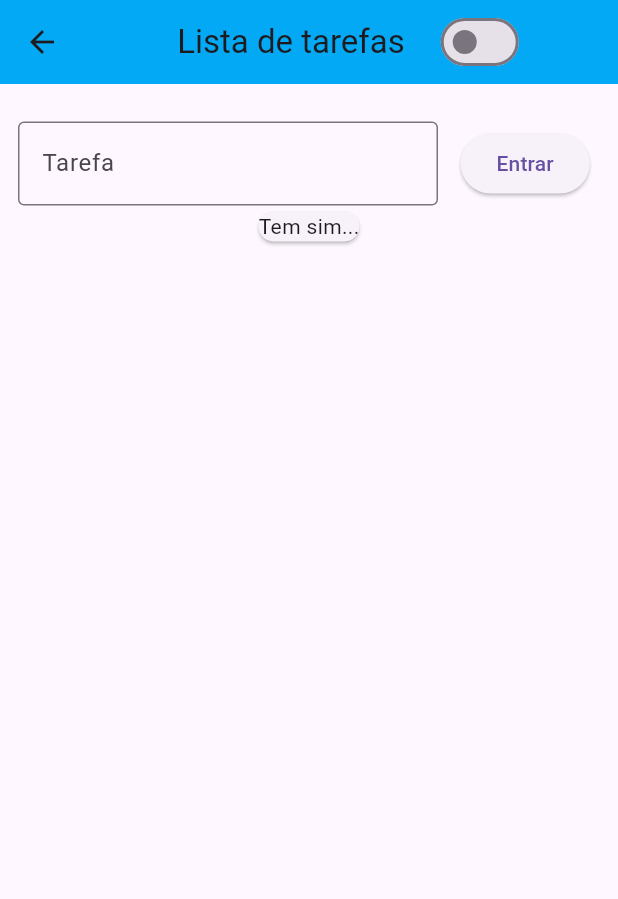
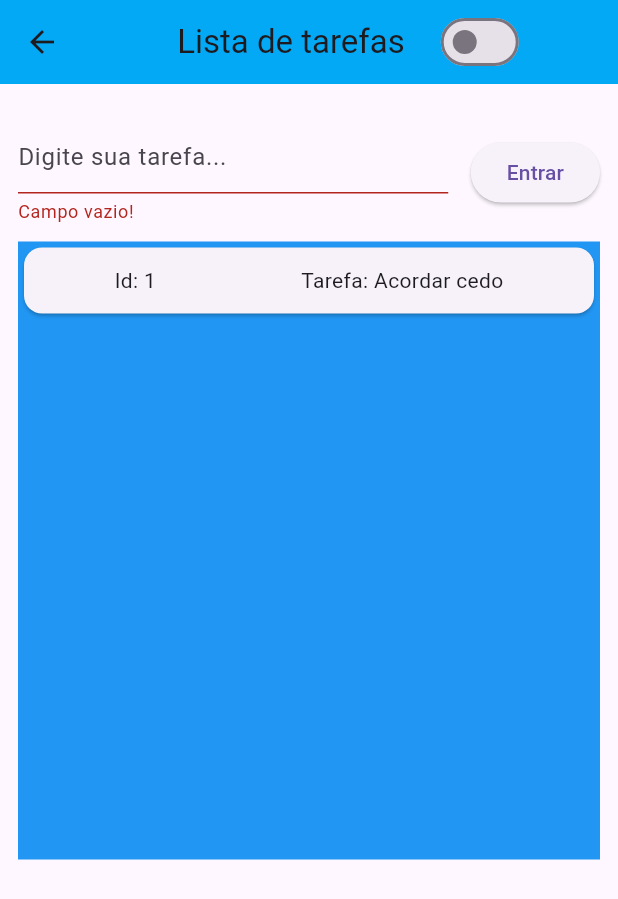
Before and after one commit to Gustavocurty/ThemeApp, a Flutter app: the HomePage screen opened by its route, after a tap on "Entrar", on a phone screen of 412 x 824 dp. Shown: the top 899 px of the screen. Run offline on Flutter 3.47's test engine with Material 3 defaults, Android fonts, the phone set to English and light mode, and no system bars.

Commit message:
Atualização 21/05

```diff
--- /dev/null
+++ b/lib/Screens/home_page.dart
@@ -0,0 +1,109 @@
+// ignore_for_file: prefer_const_constructors
+
+import 'package:clima_app_flutter/components/CustomSwitch.dart';
+import 'package:clima_app_flutter/components/card_tarefas.dart';
+import 'package:flutter/material.dart';
+import 'package:flutter/widgets.dart';
+
+class HomePage extends StatefulWidget{
+  // ignore: prefer_const_constructors_in_immutables
+  HomePage({super.key});
+
+  @override
+  State<HomePage> createState() {
+    return HomePageState();
+  }
+
+}
+
+class HomePageState extends State<HomePage> {
+  List<String> dataList = [];
+  String tarefa = '';
+  final GlobalKey<FormState> _formKey = GlobalKey<FormState>();
+
+  @override
+  Widget build(BuildContext context) {
+    return Scaffold(
+      appBar: AppBar(
+        title: Row(
+          mainAxisAlignment: MainAxisAlignment.center,
+          children: [
+            Text('Lista de tarefas'),
+            SizedBox(width: 20),
+            CustomSwitch()
+        ],),
+        backgroundColor: Colors.lightBlue,
+      ),
+
+      body: Padding(
+        padding: const EdgeInsets.only(left: 12, right: 12, top: 25, bottom: 12),
+        child: SizedBox(
+          width: MediaQuery.of(context).size.width,
+          height: MediaQuery.of(context).size.height,
+          child: Column(
+            children: [
+              Form(
+                key: _formKey,
+                child: Row(
+                  children: [
+                    Expanded(    //  preenche o restante da tela
+                      child: TextFormField(
+                        decoration: InputDecoration(
+                          hintText: 'Digite sua tarefa...'
+                        ),
+                        keyboardType: TextInputType.text,
+                        onChanged: (value) {
+                          setState(() {
+                            tarefa = value;
+                          });
+                        },
+                        validator: (value) {
+                          if((value?.trim() ?? '').isEmpty) {
+                            return 'Campo vazio!';
+                          }
+                          return null;
+                        },
+                      ),
+                    ),
+
+                    SizedBox(width: 15),  // Espaçamento sobre os componentes
+
+                    ElevatedButton(
+                      onPressed: () {
+                        if (_formKey.currentState!.validate()) {
+                          setState(() {
+                            dataList.add(tarefa);
+                          });
+                        }
+                      },
+                      child: Text('Entrar'),
+                    ),
+                  ],
+                ),
+              ),
+
+              SizedBox(height: 12),  // Espaçamento sobre os componentes
+
+              Container(
+                width: MediaQuery.of(context).size.width,
+                height: MediaQuery.of(context).size.width,
+                color: Colors.blue,
+                child: Column(
+                  children: [
+                    dataList.isEmpty ?
+                    CardTarefa()
+                    :
+                    Card(
+                      child: Text('Fazer: $dataList'),
+                    )
+                  ],
+                ),
+              ),
+
+            ],
+          ),
+        ),
+      ),
+    );
+  }
+}
--- a/lib/app_widget.dart
+++ b/lib/app_widget.dart
@@ -1,10 +1,10 @@
 // ignore_for_file: prefer_const_constructors
 
 import 'package:clima_app_flutter/app_controller.dart';
-import 'package:clima_app_flutter/login_page.dart';
+import 'package:clima_app_flutter/Screens/login_page.dart';
 import 'package:flutter/material.dart';
 
-import 'home_page.dart';
+import 'Screens/home_page.dart';
 
 
 class AppWidget extends StatelessWidget {
--- /dev/null
+++ b/lib/components/card_tarefas.dart
@@ -0,0 +1,22 @@
+import 'package:flutter/material.dart';
+
+class CardTarefa extends StatelessWidget {
+  const CardTarefa({super.key});
+
+  @override
+  Widget build(BuildContext context) {
+    return const Card(
+        child: Padding(
+          padding: EdgeInsets.all(12.0),
+          child: Row(
+                mainAxisAlignment: MainAxisAlignment.spaceAround,
+
+                children: [
+                  Text('Id: 1'),
+                  Text('Tarefa: Acordar cedo'),
+                ],
+              ),
+        ),
+      );
+  }
+}
--- a/lib/home_page.dart
+++ /dev/null
@@ -1,82 +0,0 @@
-// ignore_for_file: prefer_const_constructors
-
-import 'dart:async';
-
-import 'package:clima_app_flutter/components/CustomSwitch.dart';
-import 'package:flutter/material.dart';
-
-class HomePage extends StatefulWidget{
-  // ignore: prefer_const_constructors_in_immutables
-  HomePage({super.key});
-
-  @override
-  State<HomePage> createState() {
-    return HomePageState();
-  }
-
-}
-
-class HomePageState extends State<HomePage> {
-  List<String> dataList = [];
-  String tarefa = 'bunda';
-
-  @override
-  Widget build(BuildContext context) {
-    return Scaffold(
-      appBar: AppBar(
-        title: Row(
-          mainAxisAlignment: MainAxisAlignment.center,
-          children: [
-            Text('Lista de tarefas'),
-            SizedBox(width: 20),
-            CustomSwitch()
-        ],),
-        backgroundColor: Colors.lightBlue,
-
-      ),
-      body: Padding(
-        padding: const EdgeInsets.only(left: 12, right: 12, top: 25, bottom: 12),
-        child: SizedBox(
-          width: MediaQuery.of(context).size.width,
-          height: MediaQuery.of(context).size.height,
-          child: Column(
-            children: [
-              Row(
-                children: [
-                  SizedBox(
-                    width: 280,
-                    child: TextField(
-                      onChanged: (value) {   // Maneira de pegar o valor do input
-                        tarefa = value;
-                      },
-                      decoration: InputDecoration(
-                        labelText: 'Tarefa',
-                        border: OutlineInputBorder()
-                      ),
-                    ),
-                  ),
-                  SizedBox(width: 15),  // Espaçamento sobre os componentes
-                  ElevatedButton(
-                    onPressed: () {
-                      setState(() {
-                        dataList.add(tarefa);
-                      });
-                    },
-                    child: Text('Entrar'),
-                  ),
-                ],
-              ),
-              dataList.isEmpty ?
-              Card(
-                child: Text('Nao tem Tarefas ainda...'),
-              ) :
-              Card(
-                child: Text('Tem sim...'),
-              )
-            ],
-          ),
-        ),
-      ),
-    );
-  }
-}
```
Also changed, not shown: lib/Screens/login_page.dart (renamed from lib/login_page.dart).
